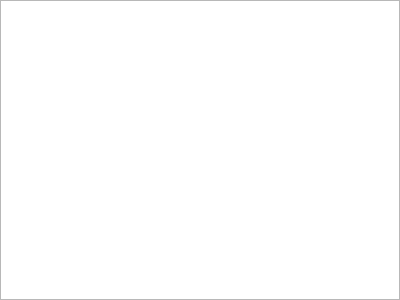
The window that settingsframe.ui (JackLeEmmerdeur/knfancurve) describes before a commit, drawn with Qt 5.
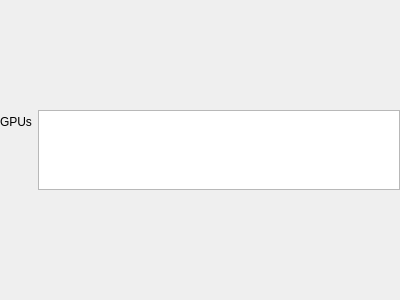
The same window after the commit.

Commit message: code refactor, gpu temp, gpu list

What changed in the file:
```diff
--- a/settingsframe.ui
+++ b/settingsframe.ui
@@ -27,9 +27,30 @@
     <number>0</number>
    </property>
    <item>
-    <layout class="QHBoxLayout" name="horizontalLayout">
+    <layout class="QVBoxLayout" name="verticalLayout">
      <item>
-      <widget class="QTextEdit" name="textEdit"/>
+      <layout class="QFormLayout" name="formLayout">
+       <property name="sizeConstraint">
+        <enum>QLayout::SetDefaultConstraint</enum>
+       </property>
+       <item row="0" column="0">
+        <widget class="QLabel" name="label">
+         <property name="text">
+          <string>GPUs</string>
+         </property>
+        </widget>
+       </item>
+       <item row="0" column="1">
+        <widget class="QListView" name="gpuListView">
+         <property name="maximumSize">
+          <size>
+           <width>16777215</width>
+           <height>80</height>
+          </size>
+         </property>
+        </widget>
+       </item>
+      </layout>
      </item>
     </layout>
    </item>
```
The commit also changes 12 other files.
